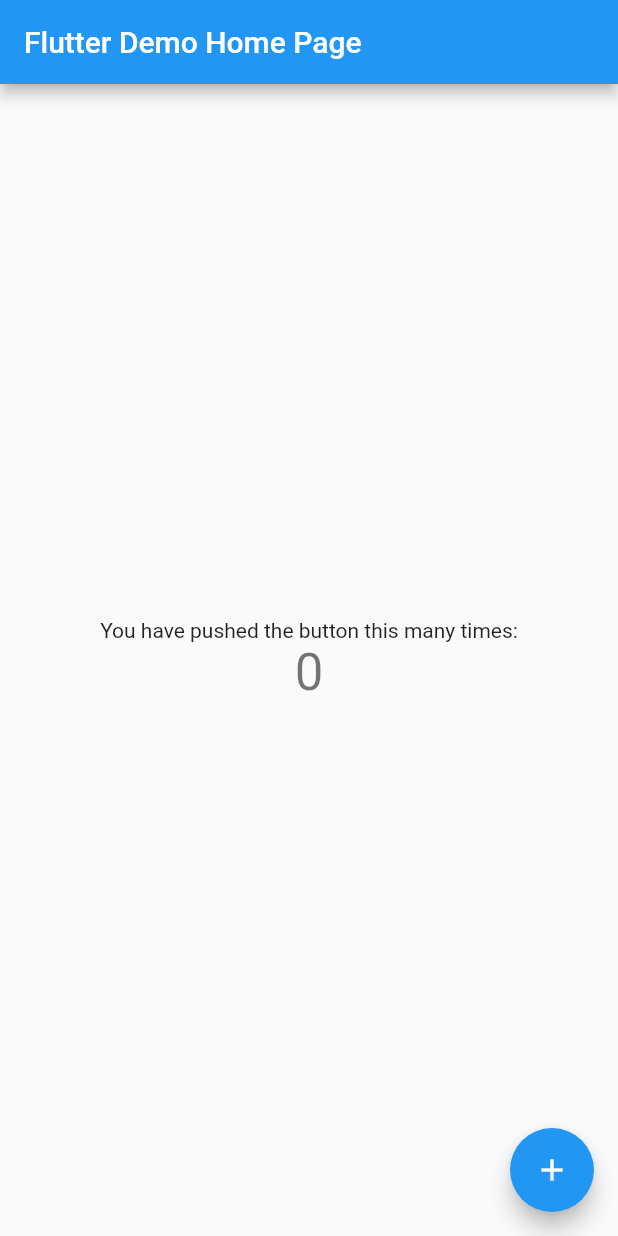
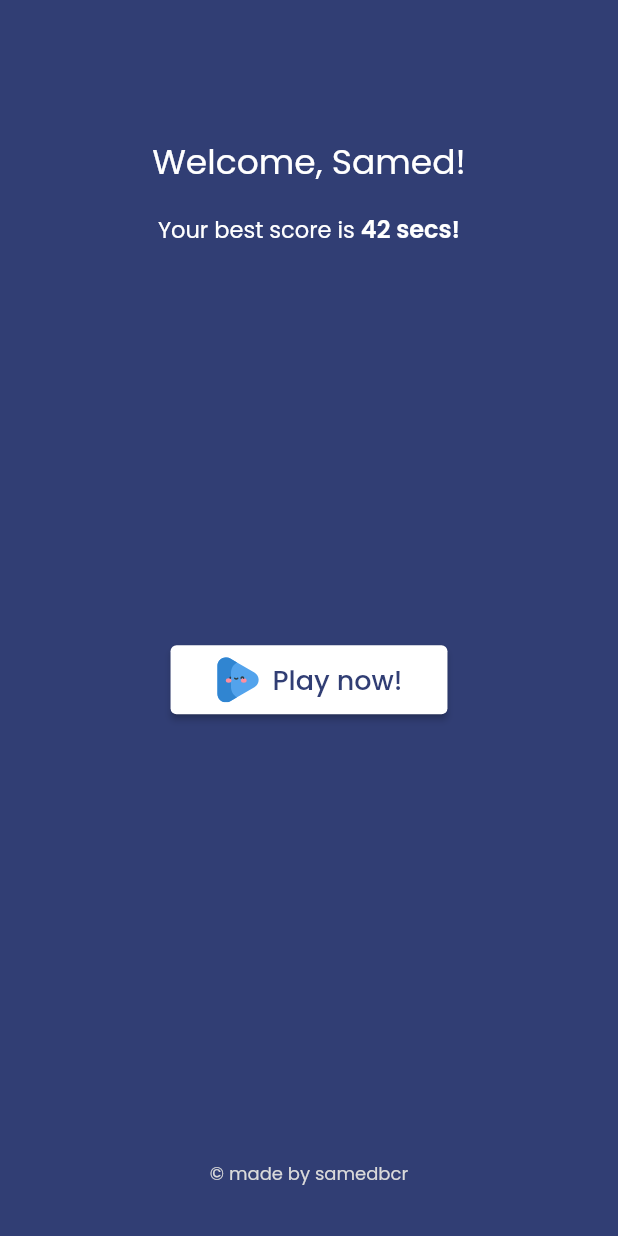
Before and after one commit to samedbcr/schulte-table-app, a Flutter app: the screen it shows after launch, on a phone screen of 412 x 824 dp. Run offline on Flutter 3.47's test engine with Material 2 defaults, Android fonts, the phone set to English and light mode, and no system bars; our stand-ins replace flutter_svg.

Commit message:
home page tasarimi yapildi

```diff
--- a/lib/main.dart
+++ b/lib/main.dart
@@ -1,117 +1,24 @@
+import 'package:SchulteTableApp/theme/custom_theme.dart';
+import 'package:SchulteTableApp/view/home_view.dart';
 import 'package:flutter/material.dart';
+import 'package:flutter/services.dart';
 
-void main() {
-  runApp(MyApp());
-}
+void main() => runApp(MyApp());
 
 class MyApp extends StatelessWidget {
-  // This widget is the root of your application.
   @override
   Widget build(BuildContext context) {
+    /**
+     * StatusBar Color -> White
+     */
+    SystemChrome.setSystemUIOverlayStyle(
+        SystemUiOverlayStyle(statusBarBrightness: Brightness.dark));
+
     return MaterialApp(
-      title: 'Flutter Demo',
-      theme: ThemeData(
-        // This is the theme of your application.
-        //
-        // Try running your application with "flutter run". You'll see the
-        // application has a blue toolbar. Then, without quitting the app, try
-        // changing the primarySwatch below to Colors.green and then invoke
-        // "hot reload" (press "r" in the console where you ran "flutter run",
-        // or simply save your changes to "hot reload" in a Flutter IDE).
-        // Notice that the counter didn't reset back to zero; the application
-        // is not restarted.
-        primarySwatch: Colors.blue,
-        // This makes the visual density adapt to the platform that you run
-        // the app on. For desktop platforms, the controls will be smaller and
-        // closer together (more dense) than on mobile platforms.
-        visualDensity: VisualDensity.adaptivePlatformDensity,
-      ),
-      home: MyHomePage(title: 'Flutter Demo Home Page'),
+      debugShowCheckedModeBanner: false,
+      title: 'Material App',
+      home: HomeScreen(),
+      theme: CustomTheme.darkTheme,
     );
   }
 }
-
-class MyHomePage extends StatefulWidget {
-  MyHomePage({Key key, this.title}) : super(key: key);
-
-  // This widget is the home page of your application. It is stateful, meaning
-  // that it has a State object (defined below) that contains fields that affect
-  // how it looks.
-
-  // This class is the configuration for the state. It holds the values (in this
-  // case the title) provided by the parent (in this case the App widget) and
-  // used by the build method of the State. Fields in a Widget subclass are
-  // always marked "final".
-
-  final String title;
-
-  @override
-  _MyHomePageState createState() => _MyHomePageState();
-}
-
-class _MyHomePageState extends State<MyHomePage> {
-  int _counter = 0;
-
-  void _incrementCounter() {
-    setState(() {
-      // This call to setState tells the Flutter framework that something has
-      // changed in this State, which causes it to rerun the build method below
-      // so that the display can reflect the updated values. If we changed
-      // _counter without calling setState(), then the build method would not be
-      // called again, and so nothing would appear to happen.
-      _counter++;
-    });
-  }
-
-  @override
-  Widget build(BuildContext context) {
-    // This method is rerun every time setState is called, for instance as done
-    // by the _incrementCounter method above.
-    //
-    // The Flutter framework has been optimized to make rerunning build methods
-    // fast, so that you can just rebuild anything that needs updating rather
-    // than having to individually change instances of widgets.
-    return Scaffold(
-      appBar: AppBar(
-        // Here we take the value from the MyHomePage object that was created by
-        // the App.build method, and use it to set our appbar title.
-        title: Text(widget.title),
-      ),
-      body: Center(
-        // Center is a layout widget. It takes a single child and positions it
-        // in the middle of the parent.
-        child: Column(
-          // Column is also a layout widget. It takes a list of children and
-          // arranges them vertically. By default, it sizes itself to fit its
-          // children horizontally, and tries to be as tall as its parent.
-          //
-          // Invoke "debug painting" (press "p" in the console, choose the
-          // "Toggle Debug Paint" action from the Flutter Inspector in Android
-          // Studio, or the "Toggle Debug Paint" command in Visual Studio Code)
-          // to see the wireframe for each widget.
-          //
-          // Column has various properties to control how it sizes itself and
-          // how it positions its children. Here we use mainAxisAlignment to
-          // center the children vertically; the main axis here is the vertical
-          // axis because Columns are vertical (the cross axis would be
-          // horizontal).
-          mainAxisAlignment: MainAxisAlignment.center,
-          children: <Widget>[
-            Text(
-              'You have pushed the button this many times:',
-            ),
-            Text(
-              '$_counter',
-              style: Theme.of(context).textTheme.headline4,
-            ),
-          ],
-        ),
-      ),
-      floatingActionButton: FloatingActionButton(
-        onPressed: _incrementCounter,
-        tooltip: 'Increment',
-        child: Icon(Icons.add),
-      ), // This trailing comma makes auto-formatting nicer for build methods.
-    );
-  }
-}
--- /dev/null
+++ b/lib/theme/constants.dart
@@ -0,0 +1,8 @@
+import 'package:flutter/material.dart';
+
+class AppConstants {
+  static final Color primaryColor = Color(0xFF313E74);
+  static final Color secondaryColor = Color(0xFFE5E5E5);
+  static final Color lightColor = Color(0xFFFFFFFF);
+  static final Color lightGreyColor = Color(0xFFDADADA);
+}
--- /dev/null
+++ b/lib/theme/custom_theme.dart
@@ -0,0 +1,48 @@
+import 'package:SchulteTableApp/theme/constants.dart';
+import 'package:flutter/material.dart';
+
+class CustomTheme {
+  static final ThemeData darkTheme = ThemeData(
+    scaffoldBackgroundColor: AppConstants.primaryColor,
+    textTheme: _textTheme(),
+    fontFamily: "Poppins",
+    primaryColor: AppConstants.primaryColor,
+    elevatedButtonTheme: ElevatedButtonThemeData(
+      style: ElevatedButton.styleFrom(
+        primary: AppConstants.lightColor,
+        padding: EdgeInsets.symmetric(vertical: 8, horizontal: 30),
+        onPrimary: AppConstants.primaryColor,
+      ),
+    ),
+  );
+
+  static TextTheme _textTheme() {
+    return TextTheme(
+      bodyText1: TextStyle(
+        fontSize: 15,
+        color: AppConstants.lightColor,
+        fontWeight: FontWeight.normal,
+      ),
+      bodyText2: TextStyle(
+        fontSize: 13,
+        color: AppConstants.lightGreyColor,
+        fontWeight: FontWeight.normal,
+      ),
+      caption: TextStyle(
+        fontSize: 12,
+        color: AppConstants.lightGreyColor,
+        fontWeight: FontWeight.normal,
+      ),
+      headline5: TextStyle(
+        fontSize: 23,
+        color: AppConstants.lightColor,
+        fontWeight: FontWeight.normal,
+      ),
+      button: TextStyle(
+        fontSize: 18,
+        color: AppConstants.primaryColor,
+        fontWeight: FontWeight.w500,
+      ),
+    );
+  }
+}
--- /dev/null
+++ b/lib/view/home_view.dart
@@ -0,0 +1,83 @@
+import 'package:SchulteTableApp/theme/constants.dart';
+import 'package:flutter/material.dart';
+import 'package:flutter_svg/svg.dart';
+
+class HomeScreen extends StatelessWidget {
+  const HomeScreen({Key key}) : super(key: key);
+
+  @override
+  Widget build(BuildContext context) {
+    return Scaffold(
+      body: SafeArea(
+        child: Column(
+          children: [
+            buildWelcomeTextGroup(context),
+            Expanded(
+              flex: 7,
+              child: Column(
+                mainAxisAlignment: MainAxisAlignment.center,
+                children: [
+                  ElevatedButton.icon(
+                    onPressed: () {},
+                    icon: SvgPicture.asset(
+                      'assets/svg/play.svg',
+                      height: 30,
+                      width: 30,
+                    ),
+                    label: Text(
+                      'Play now!',
+                      style: Theme.of(context).textTheme.button,
+                    ),
+                  ),
+                ],
+              ),
+            ),
+            buildMadeByText(context),
+          ],
+        ),
+      ),
+    );
+  }
+
+  Expanded buildWelcomeTextGroup(BuildContext context) {
+    return Expanded(
+      flex: 2,
+      child: Column(
+        mainAxisAlignment: MainAxisAlignment.end,
+        children: [
+          Text('Welcome, Samed!', style: Theme.of(context).textTheme.headline5),
+          SizedBox(height: 16),
+          RichText(
+            text: TextSpan(
+              children: [
+                TextSpan(
+                  text: 'Your best score is ',
+                  style: Theme.of(context).textTheme.bodyText1,
+                ),
+                TextSpan(
+                  text: '42 secs!',
+                  style: Theme.of(context).textTheme.bodyText1.copyWith(
+                        fontWeight: FontWeight.w600,
+                        fontSize: 16.0,
+                      ),
+                ),
+              ],
+            ),
+          ),
+        ],
+      ),
+    );
+  }
+
+  Expanded buildMadeByText(BuildContext context) {
+    return Expanded(
+      flex: 1,
+      child: Center(
+        child: Text(
+          '© made by samedbcr',
+          style: Theme.of(context).textTheme.caption,
+        ),
+      ),
+    );
+  }
+}
```
Also changed, not shown: pubspec.yaml (+16 -19 lines), assets/fonts/Poppins-Bold.ttf (added), assets/fonts/Poppins-Light.ttf (added), assets/fonts/Poppins-Medium.ttf (added), assets/fonts/Poppins-Regular.ttf (added), assets/fonts/Poppins-SemiBold.ttf (added), assets/svg/play.svg (added), assets/svg/winners.svg (added), pubspec.lock, 6 other files.
